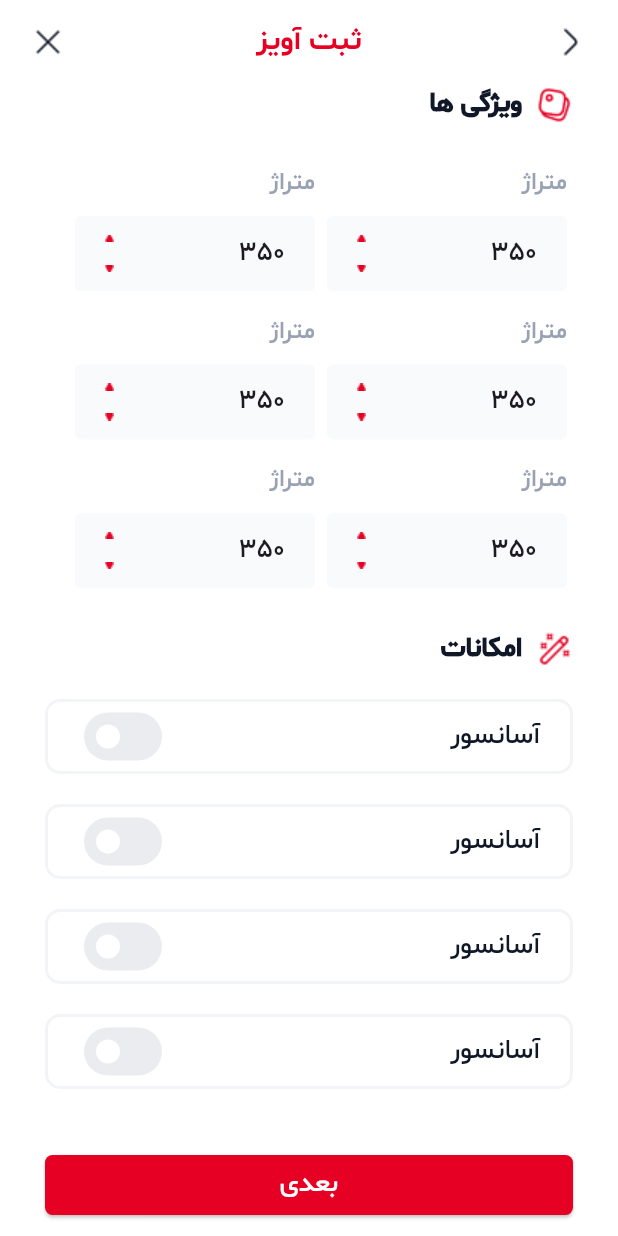
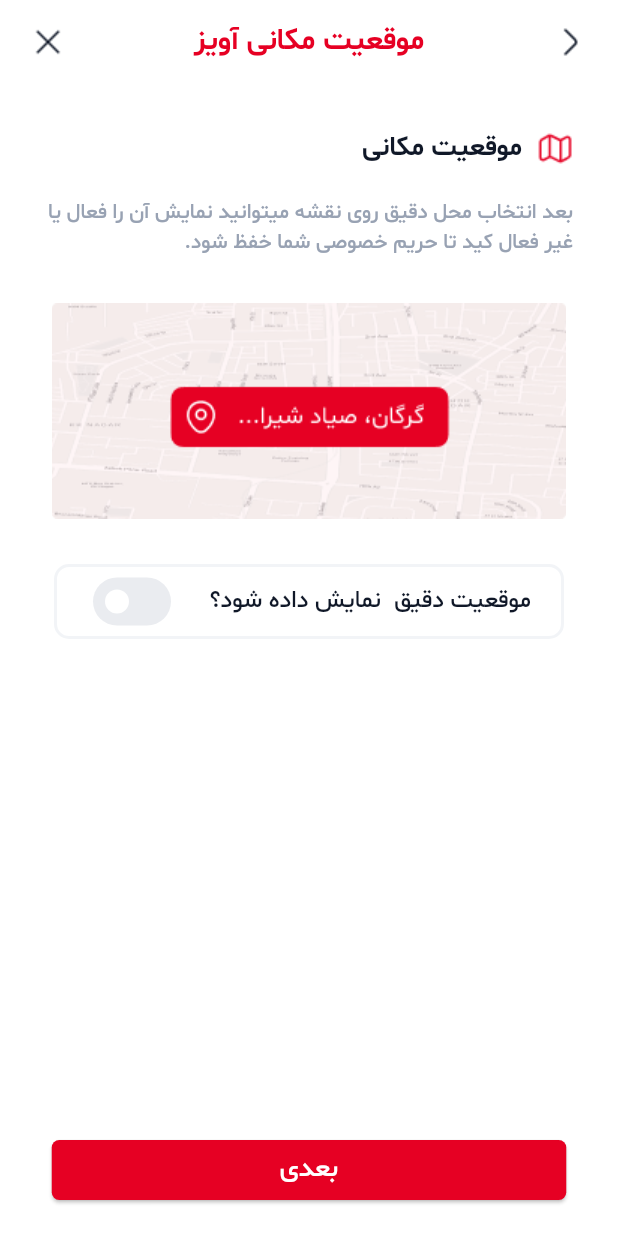
Before and after one commit to mahdiramezanii/AvizApplication, a Flutter app: the screen it shows after launch, scrolled down 204 dp, after a tap on "بعدی", on a phone screen of 412 x 824 dp. Run offline on Flutter 3.47's test engine with Material 3 defaults, Android fonts, the phone set to English and light mode, and no system bars; our stand-ins replace dotted_border, smooth_page_indicator.

Commit message:
complate LocationScrean and detailRegisterAvizScrean

```diff
--- /dev/null
+++ b/lib/screan/location_aviz_screan.dart
@@ -0,0 +1,96 @@
+import 'package:aviz_application/constant/colors.dart';
+import 'package:aviz_application/screan/detail_regiter_aviz_screan.dart';
+import 'package:aviz_application/widgets/app_bar.dart';
+import 'package:aviz_application/widgets/category_horizontal_widgets.dart';
+import 'package:flutter/material.dart';
+
+class LocationAvizScrean extends StatelessWidget {
+  @override
+  Widget build(BuildContext context) {
+    return Scaffold(
+      appBar: AvizAppBar(title: "موقعیت مکانی آویز"),
+      backgroundColor: MyColors.greyBase,
+      body: Padding(
+        padding: const EdgeInsets.symmetric(horizontal: 30),
+        child: Column(
+          children: [
+            const SizedBox(
+              height: 30,
+            ),
+            Row(
+              mainAxisAlignment: MainAxisAlignment.end,
+              children: [
+                Text(
+                  "موقعیت مکانی",
+                  style: TextStyle(
+                    fontFamily: "sb",
+                    fontSize: 18,
+                    color: MyColors.grey700,
+                  ),
+                ),
+                const SizedBox(
+                  width: 10,
+                ),
+                const Image(image: AssetImage("assets/images/map.png")),
+              ],
+            ),
+            const SizedBox(
+              height: 20,
+            ),
+            Text(
+              "بعد انتخاب محل دقیق روی نقشه میتوانید نمایش آن را فعال یا غیر فعال کید تا حریم خصوصی شما خفظ شود.",
+              textDirection: TextDirection.rtl,
+              style: TextStyle(
+                color: MyColors.grey500,
+                fontFamily: "sm",
+                fontSize: 14,
+              ),
+            ),
+            const SizedBox(
+              height: 30,
+            ),
+            const Image(image: AssetImage("assets/images/location.png")),
+            const SizedBox(
+              height: 30,
+            ),
+            SwitchCategoryHorizontal(
+              switichValue: false,
+              title: "موقعیت دقیق  نمایش داده شود؟",
+            ),
+            const Spacer(),
+            ElevatedButton(
+              style: ElevatedButton.styleFrom(
+                backgroundColor: MyColors.red3,
+                // maximumSize: Size(400, 100),
+                minimumSize: const Size(343, 40),
+                shape: RoundedRectangleBorder(
+                  borderRadius: BorderRadius.circular(5),
+                ),
+              ),
+              onPressed: () {
+                Navigator.of(context).push(
+                  MaterialPageRoute(
+                    builder: (context) {
+                      return DetailRegisterAvizScrean();
+                    },
+                  ),
+                );
+              },
+              child: Text(
+                "بعدی",
+                style: TextStyle(
+                  color: MyColors.greyBase,
+                  fontFamily: "sm",
+                  fontSize: 18,
+                ),
+              ),
+            ),
+            const SizedBox(
+              height: 20,
+            ),
+          ],
+        ),
+      ),
+    );
+  }
+}
--- a/lib/screan/register_aviz_screan.dart
+++ b/lib/screan/register_aviz_screan.dart
@@ -1,5 +1,8 @@
 import 'package:aviz_application/constant/colors.dart';
 import 'package:aviz_application/screan/category_screan.dart';
+import 'package:aviz_application/screan/location_aviz_screan.dart';
+import 'package:aviz_application/widgets/app_bar.dart';
+import 'package:aviz_application/widgets/category_horizontal_widgets.dart';
 import 'package:flutter/material.dart';
 import 'package:flutter/widgets.dart';
 
@@ -16,38 +19,7 @@ class _RegisterAvizScreanState extends State<RegisterAvizScrean> {
     final ValueChanged<bool>? onChanged;
     return Scaffold(
       backgroundColor: Colors.white,
-      appBar: AppBar(
-        backgroundColor: MyColors.greyBase,
-        automaticallyImplyLeading: false,
-        surfaceTintColor: MyColors.greyBase,
-        actions: [
-          Expanded(
-            child: Padding(
-              padding: const EdgeInsets.symmetric(
-                vertical: 10,
-                horizontal: 20,
-              ),
-              child: Row(
-                mainAxisAlignment: MainAxisAlignment.spaceBetween,
-                children: [
-                  const Image(image: AssetImage("assets/images/close.png")),
-                  Text(
-                    "ثبت آویز",
-                    style: TextStyle(
-                      fontFamily: "sb",
-                      color: MyColors.red3,
-                      fontSize: 20,
-                    ),
-                  ),
-                  const Image(
-                    image: AssetImage("assets/images/shift-right.png"),
-                  ),
-                ],
-              ),
-            ),
-          ),
-        ],
-      ),
+      appBar: AvizAppBar(title: "ثبت آویز"),
       body: CustomScrollView(
         slivers: [
           const SliverPadding(
@@ -253,46 +225,9 @@ class _RegisterAvizScreanState extends State<RegisterAvizScrean> {
                           switichValue = !switichValue;
                         });
                       },
-                      child: Container(
-                        padding: const EdgeInsets.symmetric(horizontal: 20),
-                        height: 50,
-                        width: 340,
-                        decoration: BoxDecoration(
-                          borderRadius: BorderRadius.circular(10),
-                          color: MyColors.greyBase,
-                          border: Border.all(
-                            color: MyColors.grey200,
-                            width: 2,
-                          ),
-                        ),
-                        child: Row(
-                          mainAxisAlignment: MainAxisAlignment.spaceBetween,
-                          children: [
-                            Switch(
-                              value: switichValue,
-                              activeColor: MyColors.greyBase,
-                              activeTrackColor: MyColors.red3,
-                              inactiveTrackColor: MyColors.grey400,
-                              splashRadius: 0,
-                              inactiveThumbColor: Colors.white,
-                              onChanged: (bool newValue) {
-                                setState(
-                                  () {
-                                    switichValue = !switichValue;
-                                  },
-                                );
-                              },
-                            ),
-                            Text(
-                              "آسانسور",
-                              style: TextStyle(
-                                color: MyColors.grey700,
-                                fontFamily: "sm",
-                                fontSize: 18,
-                              ),
-                            ),
-                          ],
-                        ),
+                      child: SwitchCategoryHorizontal(
+                        switichValue: true,
+                        title: "تست",
                       ),
                     ),
                   );
@@ -316,7 +251,12 @@ class _RegisterAvizScreanState extends State<RegisterAvizScrean> {
                     borderRadius: BorderRadius.circular(5),
                   ),
                 ),
-                onPressed: () {},
+                onPressed: () {
+                  Navigator.of(context)
+                      .push(MaterialPageRoute(builder: (context) {
+                    return LocationAvizScrean();
+                  }));
+                },
                 child: Text(
                   "بعدی",
                   style: TextStyle(
--- a/lib/widgets/app_bar.dart
+++ b/lib/widgets/app_bar.dart
@@ -1,3 +1,4 @@
+import 'package:aviz_application/constant/colors.dart';
 import 'package:flutter/material.dart';
 
 PreferredSizeWidget getAppBar() {
@@ -9,3 +10,40 @@ PreferredSizeWidget getAppBar() {
     centerTitle: true,
   );
 }
+
+PreferredSizeWidget AvizAppBar({required String title}) {
+  return AppBar(
+    backgroundColor: MyColors.greyBase,
+    automaticallyImplyLeading: false,
+    surfaceTintColor: MyColors.greyBase,
+    actions: [
+      Expanded(
+        child: Padding(
+          padding: const EdgeInsets.symmetric(
+            vertical: 10,
+            horizontal: 20,
+          ),
+          child: Row(
+            mainAxisAlignment: MainAxisAlignment.spaceBetween,
+            children: [
+              const Image(
+                image: AssetImage("assets/images/close.png"),
+              ),
+              Text(
+                "$title",
+                style: TextStyle(
+                  fontFamily: "sb",
+                  color: MyColors.red3,
+                  fontSize: 20,
+                ),
+              ),
+              const Image(
+                image: AssetImage("assets/images/shift-right.png"),
+              ),
+            ],
+          ),
+        ),
+      ),
+    ],
+  );
+}
--- /dev/null
+++ b/lib/widgets/category_horizontal_widgets.dart
@@ -0,0 +1,63 @@
+import 'package:aviz_application/constant/colors.dart';
+import 'package:flutter/material.dart';
+
+class SwitchCategoryHorizontal extends StatefulWidget {
+  bool switichValue;
+  String title;
+
+  SwitchCategoryHorizontal({required this.switichValue,required this.title});
+
+  @override
+  State<SwitchCategoryHorizontal> createState() =>
+      _SwitchCategoryHorizontalState();
+}
+
+class _SwitchCategoryHorizontalState extends State<SwitchCategoryHorizontal> {
+  @override
+  Widget build(BuildContext context) {
+    return Container(
+      padding: const EdgeInsets.symmetric(horizontal: 20),
+      height: 50,
+      width: 340,
+      decoration: BoxDecoration(
+        borderRadius: BorderRadius.circular(10),
+        color: MyColors.greyBase,
+        border: Border.all(
+          color: MyColors.grey200,
+          width: 2,
+        ),
+      ),
+      child: Flexible(
+        child: Row(
+          mainAxisAlignment: MainAxisAlignment.spaceBetween,
+          children: [
+            Switch(
+              value: widget.switichValue,
+              activeColor: MyColors.greyBase,
+              activeTrackColor: MyColors.red3,
+              inactiveTrackColor: MyColors.grey400,
+              splashRadius: 0,
+              inactiveThumbColor: Colors.white,
+              onChanged: (bool newValue) {
+                setState(
+                  () {
+                    widget.switichValue = !widget.switichValue;
+                  },
+                );
+              },
+            ),
+            Text(
+              "${widget.title}",
+              style: TextStyle(
+                color: MyColors.grey700,
+                fontFamily: "sm",
+                overflow: TextOverflow.ellipsis,
+                fontSize: 16,
+              ),
+            ),
+          ],
+        ),
+      ),
+    );
+  }
+}
--- a/pubspec.yaml
+++ b/pubspec.yaml
@@ -17,6 +17,7 @@ dependencies:
 
   cupertino_icons: ^1.0.6
   smooth_page_indicator: ^1.1.0
+  dotted_border: ^2.1.0
 
 dev_dependencies:
   flutter_test:
```
Also changed, not shown: lib/screan/detail_regiter_aviz_screan.dart (added, +228 -0 lines), lib/widgets/horizontal_row_title.dart (added, +22 -0 lines), assets/images/camera.png (added), assets/images/clipboard-text.png (added), assets/images/document-upload.png (added), assets/images/edit.png (added), assets/images/location.png (added), assets/images/map.png (added), pubspec.lock. Lines whose indentation alone changed are shown as unchanged.
